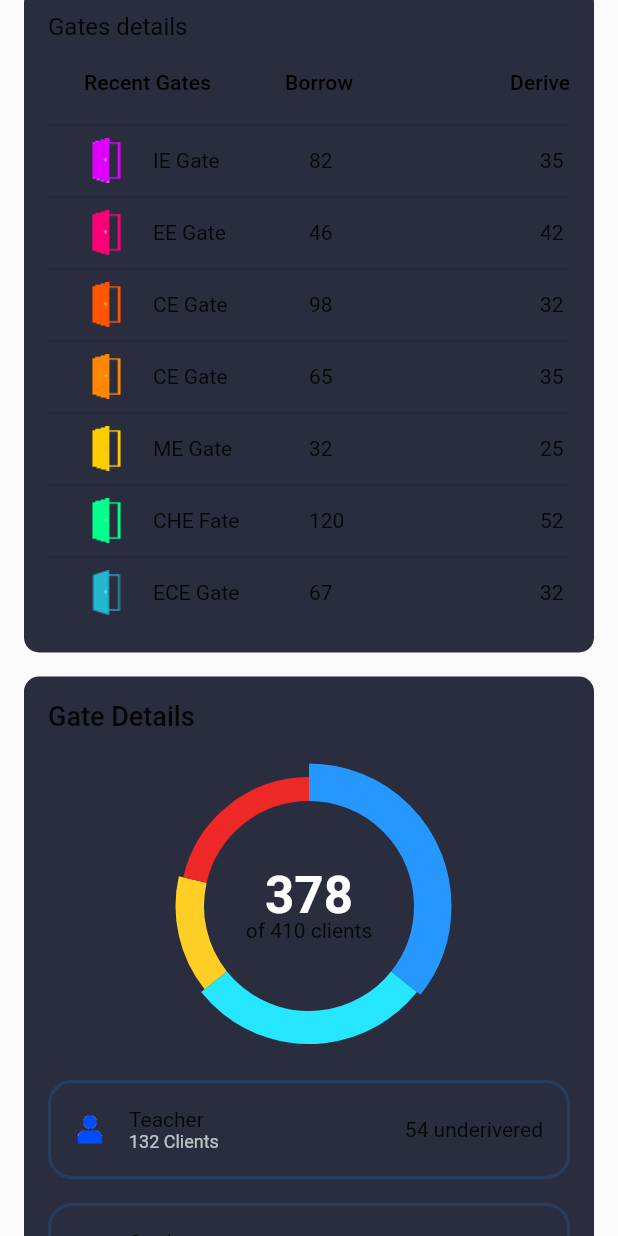
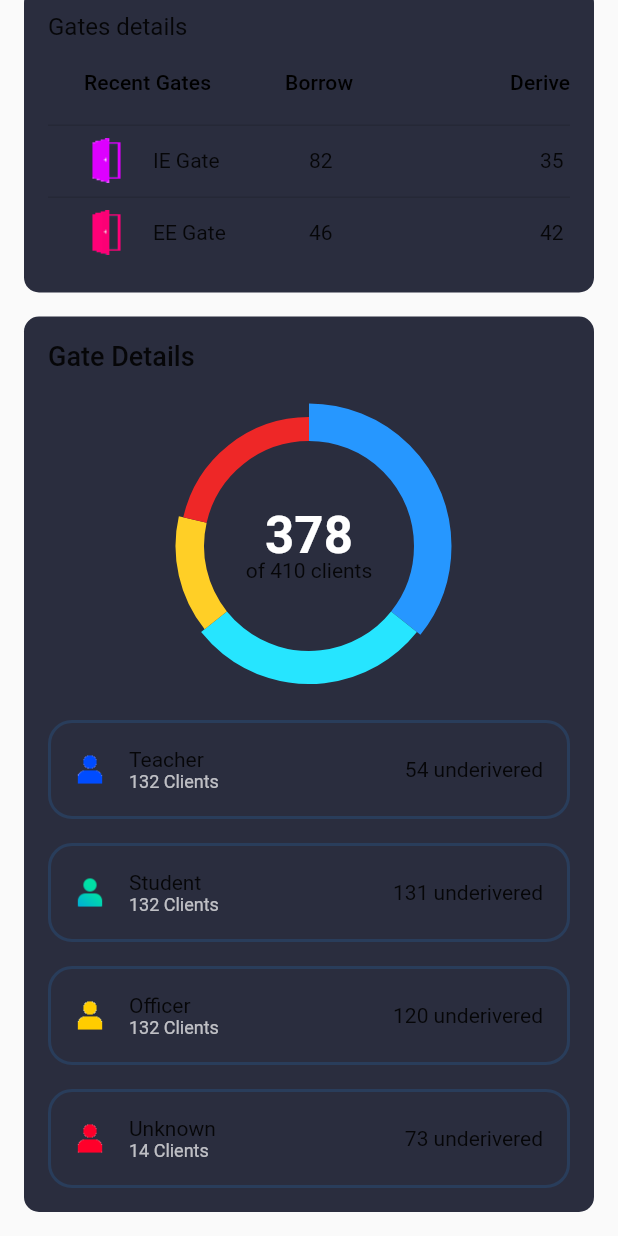
Before and after one commit to JSONBREAK/iot140522, a Flutter app: the MainScreen screen opened directly, scrolled down 475 dp, on a phone screen of 412 x 824 dp. Run offline on Flutter 3.47's test engine with Material 2 defaults, Android fonts, the phone set to English and light mode, and no system bars; drawn by our look-alikes of data_table_2, fl_chart; our stand-ins replace cloud_firestore, firebase_auth, firebase_core, flutter_svg, google_fonts; accounts and stored records are empty.

Commit message:
first commit

```diff
--- a/lib/helpers/constants.dart
+++ b/lib/helpers/constants.dart
@@ -1,7 +1,9 @@
+// firebase
 import 'package:cloud_firestore/cloud_firestore.dart';
 import 'package:firebase_auth/firebase_auth.dart';
 import 'package:firebase_core/firebase_core.dart';
 
 final Future<FirebaseApp> initialization = Firebase.initializeApp();
-FirebaseFirestore firebaseFirestore = FirebaseFirestore.instance;
+
+FirebaseFirestore firebaseFiretore = FirebaseFirestore.instance;
 FirebaseAuth auth = FirebaseAuth.instance;
--- a/lib/main.dart
+++ b/lib/main.dart
@@ -2,6 +2,7 @@
 
 import 'package:dropboxiot_flutter/models/FirebaseData.dart';
 import 'package:dropboxiot_flutter/screens/main/main_screen.dart';
+import 'package:dropboxiot_flutter/widget/show_list_gate.dart';
 import 'package:firebase_core/firebase_core.dart';
 import 'package:flutter/material.dart';
 import 'package:google_fonts/google_fonts.dart';
@@ -10,6 +11,7 @@ import 'package:provider/provider.dart';
 import 'constants.dart';
 import 'controllers/MenuController.dart';
 import 'login_screen.dart';
+import 'widget/test.dart';
 
 void main() async {
   //WidgetsFlutterBinding.ensureInitialized();
@@ -22,7 +24,7 @@ class MyApp extends StatelessWidget {
   @override
   Widget build(BuildContext context) {
     return MaterialApp(
-      home: FirebaseData(),
+      home: TestProduct(),
       //home: ProviderMain(),
     );
   }
--- a/lib/models/MyFiles.dart
+++ b/lib/models/MyFiles.dart
@@ -1,5 +1,4 @@
 import 'package:flutter/material.dart';
-
 import '../constants.dart';
 
 class CloudStorageInfo {
--- a/lib/models/RecentGate.dart
+++ b/lib/models/RecentGate.dart
@@ -1,57 +1,66 @@
+// ignore_for_file: non_constant_identifier_names
+
 class RecentGate {
-  final String? icon, title, borrow, derivered, remain;
+  final String? Ricon, Rgatename, Rborrow, Rderivered, Rremain;
 
-  RecentGate({this.icon, this.title, this.borrow, this.derivered, this.remain});
+  RecentGate(
+      {this.Ricon,
+      this.Rgatename,
+      this.Rborrow,
+      this.Rderivered,
+      this.Rremain});
 }
 
 List demoRecentGate = [
   RecentGate(
-    icon: "assets/images/door_pink.png",
-    title: "IE Gate",
-    borrow: "82",
-    derivered: "35",
-    remain: "32",
+    Ricon: "assets/images/door_pink.png",
+    Rgatename: "IE Gate",
+    Rborrow: "82",
+    Rderivered: "35",
+    Rremain: "32",
   ),
   RecentGate(
-    icon: "assets/images/door_darkpink.png",
-    title: "EE Gate",
-    borrow: "46",
-    derivered: "42",
-    remain: "32",
+    Ricon: "assets/images/door_darkpink.png",
+    Rgatename: "EE Gate",
+    Rborrow: "46",
+    Rderivered: "42",
+    Rremain: "32",
   ),
+  /*
   RecentGate(
     icon: "assets/images/door_orange.png",
-    title: "CE Gate",
+     gatename: "CE Gate",
     borrow: "98",
     derivered: "32",
     remain: "32",
   ),
   RecentGate(
     icon: "assets/images/light_orange.png",
-    title: "CE Gate",
+     gatename: "CE Gate",
     borrow: "65",
     derivered: "35",
     remain: "32",
   ),
   RecentGate(
     icon: "assets/images/door_yellow2.png",
-    title: "ME Gate",
+     gatename: "ME Gate",
     borrow: "32",
     derivered: "25",
     remain: "32",
   ),
   RecentGate(
     icon: "assets/images/door_greenblue.png",
-    title: "CHE Fate",
+     gatename: "CHE Fate",
     borrow: "120",
     derivered: "52",
     remain: "32",
   ),
   RecentGate(
     icon: "assets/images/door_blue.png",
-    title: "ECE Gate",
+     gatename: "ECE Gate",
     borrow: "67",
     derivered: "32",
     remain: "31",
   ),
+  */
 ];
--- a/lib/screens/dashboard/components/my_fields.dart
+++ b/lib/screens/dashboard/components/my_fields.dart
@@ -1,3 +1,5 @@
+// ignore_for_file: prefer_const_constructors
+
 import 'package:dropboxiot_flutter/models/MyFiles.dart';
 import 'package:dropboxiot_flutter/responsive.dart';
 import 'package:flutter/material.dart';
--- a/lib/screens/dashboard/components/recent_gate.dart
+++ b/lib/screens/dashboard/components/recent_gate.dart
@@ -65,13 +65,13 @@ DataRow recentFileDataRow(RecentGate fileInfo) {
         Row(
           children: [
             Image.asset(
-              fileInfo.icon!,
+              fileInfo.Ricon!,
               height: 30,
               width: 30,
             ),
             Padding(
               padding: const EdgeInsets.symmetric(horizontal: defaultPadding),
-              child: Text(fileInfo.title!),
+              child: Text(fileInfo.Rgatename!),
             ),
           ],
         ),
@@ -81,7 +81,7 @@ DataRow recentFileDataRow(RecentGate fileInfo) {
           children: [
             Padding(
               padding: const EdgeInsets.symmetric(horizontal: defaultPadding),
-              child: Text(fileInfo.borrow!),
+              child: Text(fileInfo.Rborrow!),
             )
           ],
         ),
@@ -91,7 +91,7 @@ DataRow recentFileDataRow(RecentGate fileInfo) {
           children: [
             Padding(
               padding: const EdgeInsets.symmetric(horizontal: 20),
-              child: Text(fileInfo.derivered!),
+              child: Text(fileInfo.Rderivered!),
             )
           ],
         ),
@@ -101,7 +101,7 @@ DataRow recentFileDataRow(RecentGate fileInfo) {
           children: [
             Padding(
               padding: const EdgeInsets.symmetric(horizontal: defaultPadding),
-              child: Text(fileInfo.remain!),
+              child: Text(fileInfo.Rremain!),
             )
           ],
         ),
--- a/pubspec.yaml
+++ b/pubspec.yaml
@@ -40,7 +40,7 @@ dependencies:
   cloud_firestore: ^3.1.14
   firebase_storage: ^10.2.15
   firebase_remote_config: ^2.0.6
-
+  shared_preferences: ^2.0.15
 dev_dependencies:
   flutter_lints: ^1.0.4
   flutter_test:
```
Also changed, not shown: lib/models/FirebaseData.dart (+76 -12 lines), lib/models/gate.dart (added, +32 -0 lines), lib/models/gate_model.dart (added, +24 -0 lines), lib/services/gate.dart (added, +48 -0 lines), lib/widget/show_list_gate.dart (added, +48 -0 lines), lib/widget/test.dart (added, +76 -0 lines), Test_repush.txt (added), pubspec.lock.
